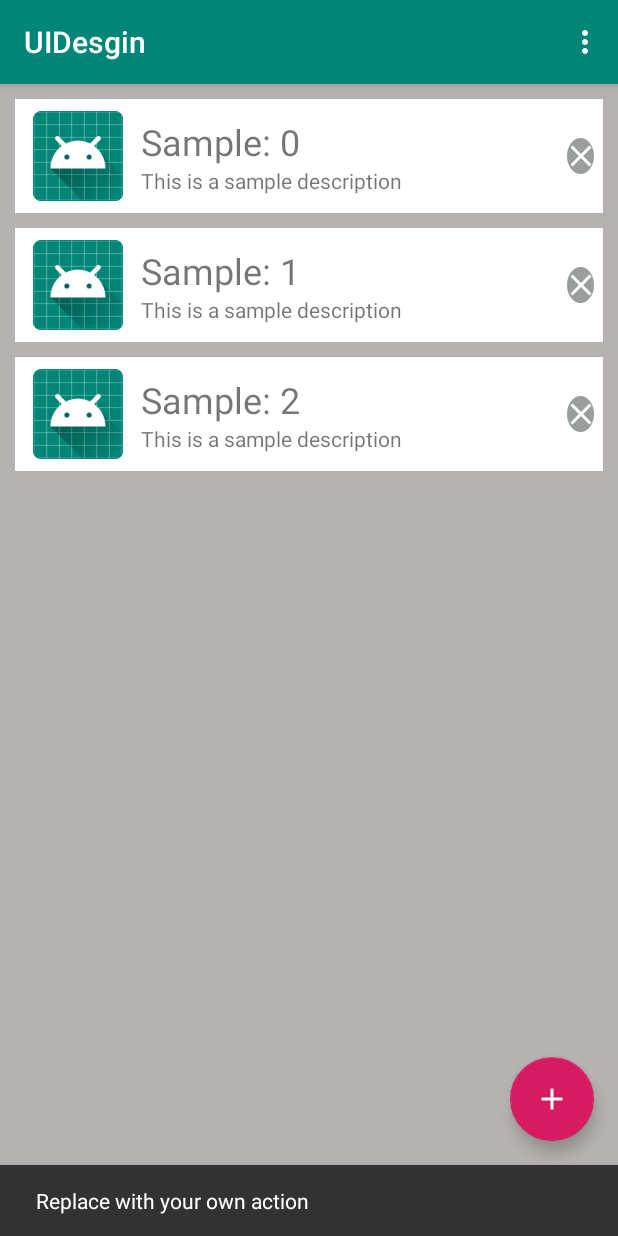
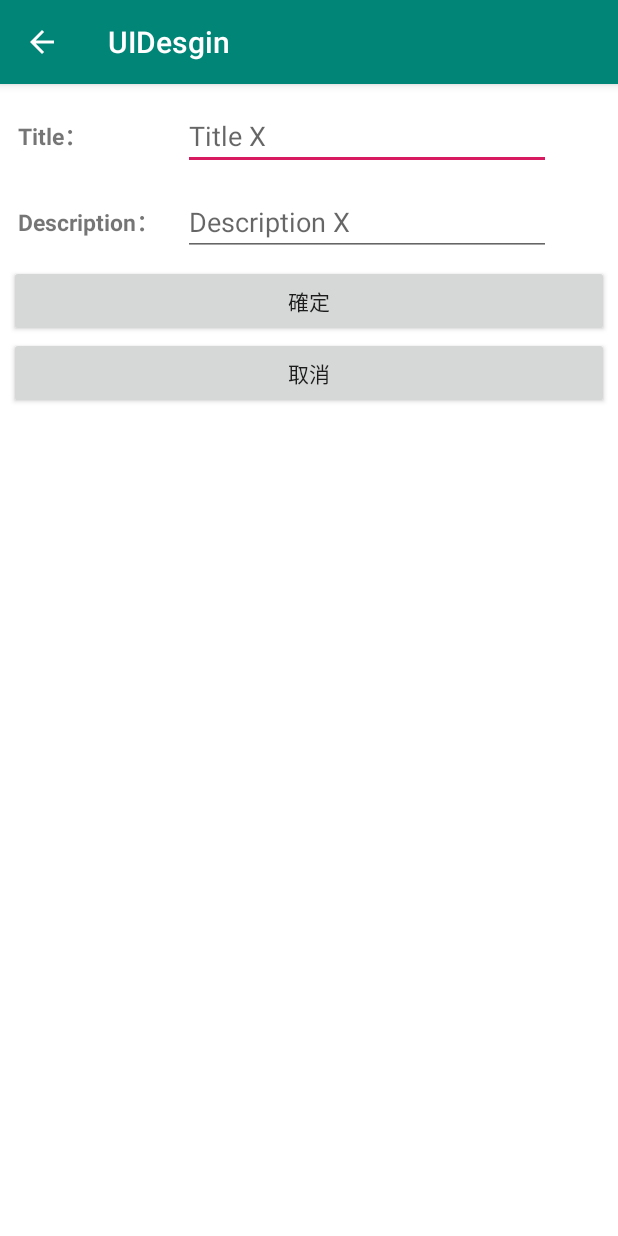
Before and after one commit to DanTNC/robot_arm_dance, an Android app: the screen it shows after launch (MainActivity before the commit, ScriptAddActivity after it), after a tap on an icon or button, on a phone screen of 412 x 824 dp. Run offline under Robolectric (Android 15) with nearby library versions, the phone set to English and light mode, and no system bars.

Commit message:
temporary commit

```diff
--- a/UIDesgin/app/src/main/AndroidManifest.xml
+++ b/UIDesgin/app/src/main/AndroidManifest.xml
@@ -9,7 +9,14 @@
         android:roundIcon="@mipmap/ic_launcher_round"
         android:supportsRtl="true"
         android:theme="@style/AppTheme">
-        <activity android:name=".ScriptContentActivity"
+        <activity android:name=".ScriptAddActivity"
+            android:parentActivityName=".MainActivity">
+            <meta-data
+                android:name="android.support.PARENT_ACTIVITY"
+                android:value=".MainActivity" />
+        </activity>
+        <activity
+            android:name=".ScriptContentActivity"
             android:parentActivityName=".MainActivity">
             <meta-data
                 android:name="android.support.PARENT_ACTIVITY"
--- a/UIDesgin/app/src/main/java/com/example/uidesgin/MainActivity.java
+++ b/UIDesgin/app/src/main/java/com/example/uidesgin/MainActivity.java
@@ -1,5 +1,6 @@
 package com.example.uidesgin;
 
+import android.content.Intent;
 import android.os.Bundle;
 import android.support.design.widget.FloatingActionButton;
 import android.support.design.widget.Snackbar;
@@ -30,6 +31,8 @@ public class MainActivity extends AppCompatActivity {
             public void onClick(View view) {
                 Snackbar.make(view, "Replace with your own action", Snackbar.LENGTH_LONG)
                         .setAction("Action", null).show();
+                Intent intent = new Intent(MainActivity.this,ScriptAddActivity.class);
+                startActivity(intent);
             }
         });
 
@@ -72,5 +75,4 @@ public class MainActivity extends AppCompatActivity {
         return super.onOptionsItemSelected(item);
     }
 
-
 }
--- /dev/null
+++ b/UIDesgin/app/src/main/java/com/example/uidesgin/ScriptAddActivity.java
@@ -0,0 +1,45 @@
+package com.example.uidesgin;
+
+import android.content.Intent;
+import android.support.v7.app.AppCompatActivity;
+import android.os.Bundle;
+import android.view.View;
+import android.widget.EditText;
+import android.widget.TextView;
+
+public class ScriptAddActivity extends AppCompatActivity {
+    public EditText mTitleView;
+    public EditText mDescriptionView;
+
+    @Override
+    protected void onCreate(Bundle savedInstanceState) {
+        super.onCreate(savedInstanceState);
+        setContentView(R.layout.activity_script_add);
+
+        mTitleView = (EditText) findViewById(R.id.content_title_edittext);
+        mDescriptionView = (EditText) findViewById(R.id.content_description_edittext);
+    }
+    public void returnReply(View view) {
+        /*
+        int id = view.getId();
+        Intent replyIntent = new Intent();
+        if(id == R.id.confirm_build_script_button){
+            String title = mTitleView.getText().toString();
+            String description = mDescriptionView.getText().toString();
+            if(title == ""){
+                title = "Title X";
+            }
+            if(description == ""){
+                description = "Description X";
+            }
+            replyIntent.putExtra("title", title);
+            replyIntent.putExtra("description", description);
+            setResult(RESULT_OK, replyIntent);
+            finish();
+        }
+        else{
+            replyIntent.putExtra("title", reply);
+        }
+*/
+    }
+}
--- /dev/null
+++ b/UIDesgin/app/src/main/res/layout/activity_script_add.xml
@@ -0,0 +1,82 @@
+<?xml version="1.0" encoding="utf-8"?>
+<LinearLayout xmlns:android="http://schemas.android.com/apk/res/android"
+    xmlns:app="http://schemas.android.com/apk/res-auto"
+    android:layout_width="match_parent"
+    android:layout_height="match_parent"
+    android:background="@color/ItemColor"
+    android:orientation="vertical"
+    android:padding="6dp">
+
+    <LinearLayout
+        android:layout_width="match_parent"
+        android:layout_height="wrap_content"
+        android:orientation="horizontal"
+        android:padding="6dp">
+
+        <TextView
+            android:id="@+id/content_title"
+            android:layout_width="100dp"
+            android:layout_height="match_parent"
+            android:gravity="center_vertical"
+            android:text="Title："
+            android:textSize="15sp"
+            android:textStyle="bold" />
+
+        <EditText
+            android:id="@+id/content_title_edittext"
+            android:layout_width="245dp"
+            android:layout_height="wrap_content"
+            android:layout_marginLeft="10dp"
+            android:ems="10"
+            android:hint="Title X"
+            android:inputType="none" />
+
+    </LinearLayout>
+
+    <LinearLayout
+        android:layout_width="match_parent"
+        android:layout_height="wrap_content"
+        android:orientation="horizontal"
+        android:padding="6dp">
+
+        <TextView
+            android:id="@+id/content_description"
+            android:layout_width="100dp"
+            android:layout_height="match_parent"
+            android:gravity="center_vertical"
+            android:text="Description："
+            android:textSize="15sp"
+            android:textStyle="bold" />
+
+        <EditText
+            android:id="@+id/content_description_edittext"
+            android:layout_width="245dp"
+            android:layout_height="wrap_content"
+            android:layout_marginLeft="10dp"
+            android:ems="10"
+            android:hint="Description X"
+            android:inputType="none" />
+
+    </LinearLayout>
+
+    <LinearLayout
+        android:layout_width="match_parent"
+        android:layout_height="wrap_content"
+        android:layout_gravity="bottom"
+        android:orientation="vertical">
+
+        <Button
+            android:id="@+id/confirm_build_script_button"
+            android:layout_width="match_parent"
+            android:layout_height="wrap_content"
+            android:text="確定" />
+
+        <Button
+            android:id="@+id/cancel_build_script_button"
+            android:layout_width="match_parent"
+            android:layout_height="wrap_content"
+
+            android:text="取消" />
+    </LinearLayout>
+
+</LinearLayout>
```
